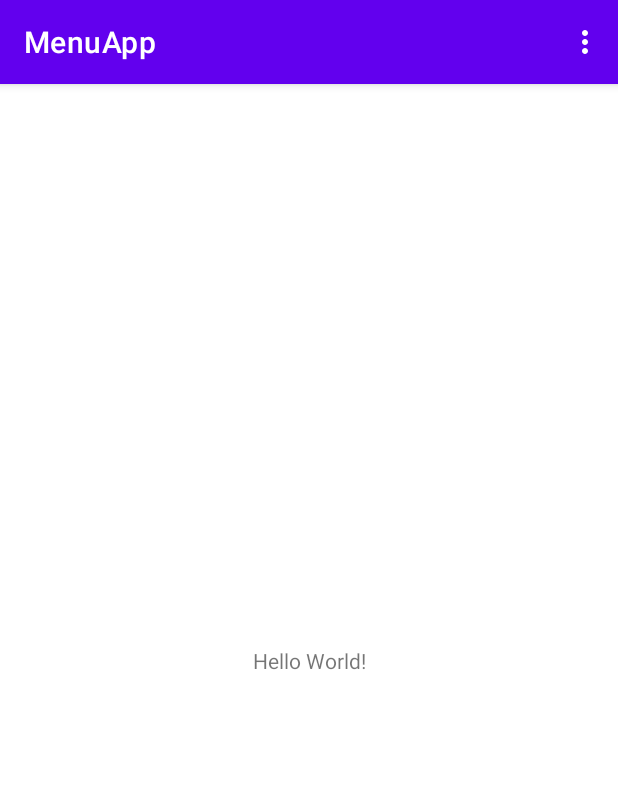
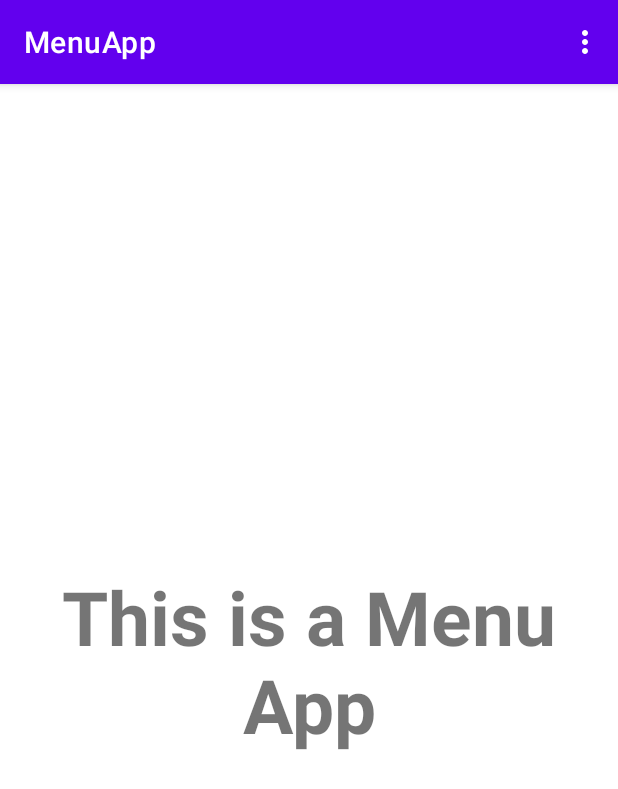
Before and after one commit to Oyedee/MenuApp, an Android app: the screen it shows after launch (MainActivity), on a phone screen of 412 x 824 dp. Shown: the top 789 px of the screen. Run offline under Robolectric (Android 15) with nearby library versions, the phone set to English and light mode, and no system bars.

Commit message:
Little changes to the app UI

```diff
--- a/app/src/main/res/layout/activity_main.xml
+++ b/app/src/main/res/layout/activity_main.xml
@@ -9,7 +9,10 @@
     <TextView
         android:layout_width="wrap_content"
         android:layout_height="wrap_content"
-        android:text="Hello World!"
+        android:text="@string/this_is_a_menu_app"
+        android:textSize="50sp"
+        android:gravity="center_horizontal"
+        android:textStyle="bold"
         app:layout_constraintBottom_toBottomOf="parent"
         app:layout_constraintLeft_toLeftOf="parent"
         app:layout_constraintRight_toRightOf="parent"
--- a/app/src/main/res/values/strings.xml
+++ b/app/src/main/res/values/strings.xml
@@ -3,4 +3,5 @@
     <string name="settings">Settings</string>
     <string name="next">Next</string>
     <string name="previous">Previous</string>
+    <string name="this_is_a_menu_app">This is a Menu App</string>
 </resources>
```
